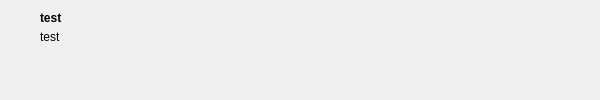
Above: galgamedialog_uichild/historychild.ui from Zao-chen/ZcChat before the change. Below: the same form after it.
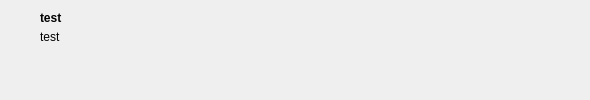
That is the form after the change. Icons and pictures are not drawn.

Commit message: [feat] close #23 新增对话框缩放选项

```diff
--- a/galgamedialog_uichild/historychild.ui
+++ b/galgamedialog_uichild/historychild.ui
@@ -6,19 +6,19 @@
    <rect>
     <x>0</x>
     <y>0</y>
-    <width>600</width>
+    <width>590</width>
     <height>100</height>
    </rect>
   </property>
   <property name="minimumSize">
    <size>
-    <width>600</width>
+    <width>590</width>
     <height>100</height>
    </size>
   </property>
   <property name="maximumSize">
    <size>
-    <width>600</width>
+    <width>590</width>
     <height>100</height>
    </size>
   </property>
```
The commit also changes 7 other files.
